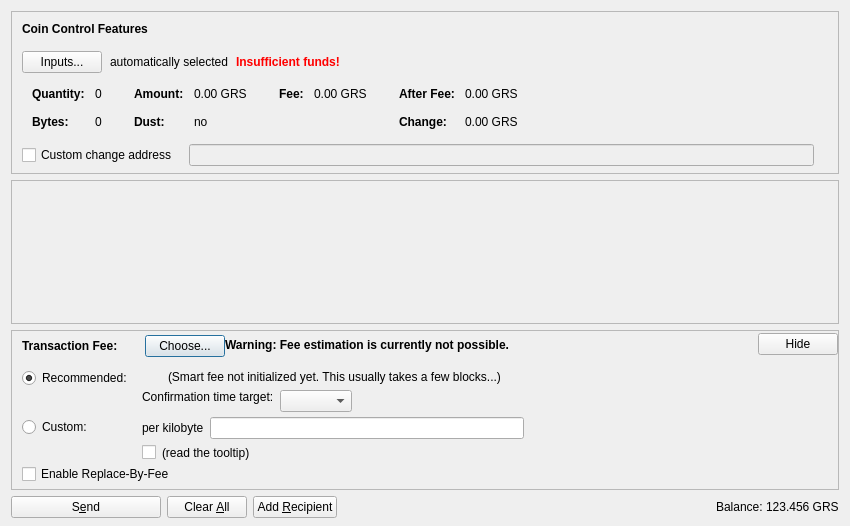
talentdeveloper/groestlcoin, file src/qt/forms/sendcoinsdialog.ui: the form before one commit.
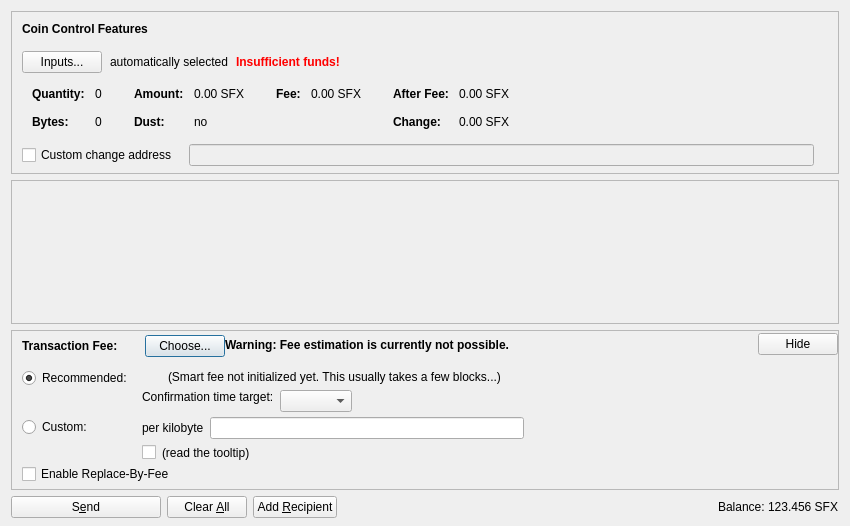
The form after the commit. Icons and pictures are not drawn. Custom widgets are drawn as their Qt base class.

The edit to the form file:
```diff
--- a/src/qt/forms/sendcoinsdialog.ui
+++ b/src/qt/forms/sendcoinsdialog.ui
@@ -324,7 +324,7 @@
                   <enum>Qt::ActionsContextMenu</enum>
                  </property>
                  <property name="text">
-                  <string notr="true">0.00 GRS</string>
+                  <string notr="true">0.00 SFX</string>
                  </property>
                  <property name="textInteractionFlags">
                   <set>Qt::LinksAccessibleByMouse|Qt::TextSelectableByKeyboard|Qt::TextSelectableByMouse</set>
@@ -404,7 +404,7 @@
                   <enum>Qt::ActionsContextMenu</enum>
                  </property>
                  <property name="text">
-                  <string notr="true">0.00 GRS</string>
+                  <string notr="true">0.00 SFX</string>
                  </property>
                  <property name="textInteractionFlags">
                   <set>Qt::LinksAccessibleByMouse|Qt::TextSelectableByKeyboard|Qt::TextSelectableByMouse</set>
@@ -455,7 +455,7 @@
                   <enum>Qt::ActionsContextMenu</enum>
                  </property>
                  <property name="text">
-                  <string notr="true">0.00 GRS</string>
+                  <string notr="true">0.00 SFX</string>
                  </property>
                  <property name="textInteractionFlags">
                   <set>Qt::LinksAccessibleByMouse|Qt::TextSelectableByKeyboard|Qt::TextSelectableByMouse</set>
@@ -484,7 +484,7 @@
                   <enum>Qt::ActionsContextMenu</enum>
                  </property>
                  <property name="text">
-                  <string notr="true">0.00 GRS</string>
+                  <string notr="true">0.00 SFX</string>
                  </property>
                  <property name="textInteractionFlags">
                   <set>Qt::LinksAccessibleByMouse|Qt::TextSelectableByKeyboard|Qt::TextSelectableByMouse</set>
@@ -1247,7 +1247,7 @@
           <cursorShape>IBeamCursor</cursorShape>
          </property>
          <property name="text">
-          <string notr="true">123.456 GRS</string>
+          <string notr="true">123.456 SFX</string>
          </property>
          <property name="textInteractionFlags">
           <set>Qt::LinksAccessibleByMouse|Qt::TextSelectableByKeyboard|Qt::TextSelectableByMouse</set>
```
